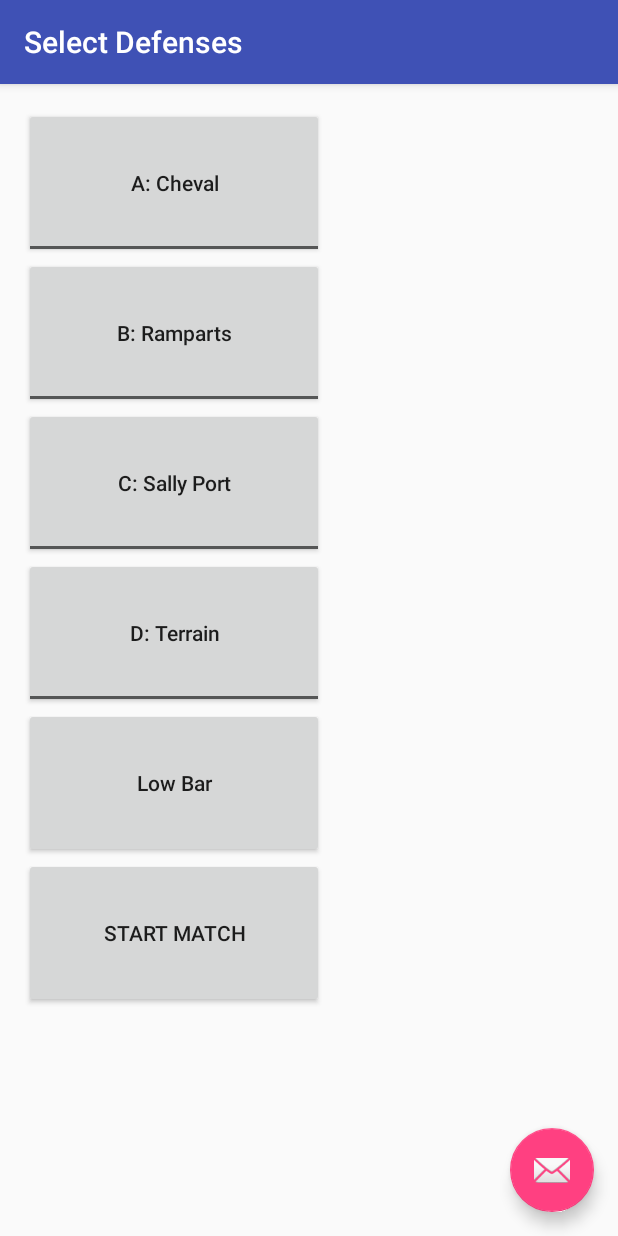
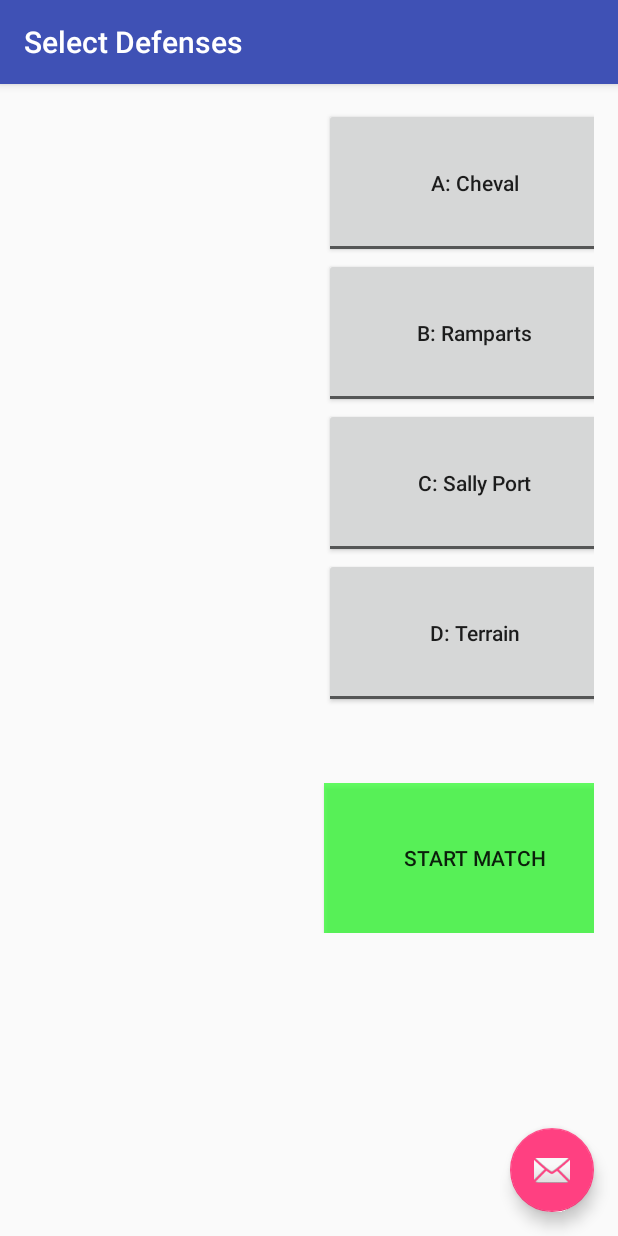
Before and after one commit to RoboRebelsScouting/Android_App, an Android app: the screen it shows after launch (DefenseSelection), after a tap on "BEGIN", on a phone screen of 412 x 824 dp. Run offline under Robolectric (Android 15) with nearby library versions, the light colour scheme and no system bars.

Commit message:
Wednesday Progress Working toward rev 4

```diff
--- a/app/src/main/java/com/example/saelmhurst/myapplication/DefenseSelection.java
+++ b/app/src/main/java/com/example/saelmhurst/myapplication/DefenseSelection.java
@@ -1,6 +1,7 @@
 package com.example.saelmhurst.myapplication;
 
 import android.content.Intent;
+import android.graphics.LightingColorFilter;
 import android.os.Bundle;
 import android.support.design.widget.FloatingActionButton;
 import android.support.design.widget.Snackbar;
@@ -8,8 +9,6 @@ import android.support.v7.app.AppCompatActivity;
 import android.support.v7.widget.Toolbar;
 import android.view.View;
 import android.widget.ToggleButton;
-
-import java.util.Hashtable;
 
 public class DefenseSelection extends AppCompatActivity {
 
@@ -20,6 +19,8 @@ public class DefenseSelection extends AppCompatActivity {
 
         Toolbar toolbar = (Toolbar) findViewById(R.id.toolbar);
         setSupportActionBar(toolbar);
+
+
         FloatingActionButton fab = (FloatingActionButton) findViewById(R.id.fab);
         fab.setOnClickListener(new View.OnClickListener() {
             @Override
@@ -30,6 +31,7 @@ public class DefenseSelection extends AppCompatActivity {
             }
         });
     }
+
     public void goAuto(View view) {
 
 
--- a/app/src/main/java/com/example/saelmhurst/myapplication/FirstScouting.java
+++ b/app/src/main/java/com/example/saelmhurst/myapplication/FirstScouting.java
@@ -15,7 +15,7 @@ public class FirstScouting extends Application {
         return singleton;
     }
     @Override
-    public void onCreate(){
+    public void onCreate() {
         super.onCreate();
         singleton = this;
     }
--- a/app/src/main/java/com/example/saelmhurst/myapplication/InfoStorage.java
+++ b/app/src/main/java/com/example/saelmhurst/myapplication/InfoStorage.java
@@ -7,9 +7,12 @@ import java.io.FileOutputStream;
 import java.io.FileWriter;
 import java.io.IOException;
 import java.io.OutputStreamWriter;
+import java.text.Format;
+import java.text.SimpleDateFormat;
 import java.util.ArrayList;
 import java.util.Calendar;
 import java.io.Serializable;
+import java.util.Date;
 import java.util.Hashtable;
 
 /*
@@ -19,7 +22,7 @@ import java.util.Hashtable;
         None,
         Cross,
         Reach,
-        Attempt,
+        Approach,
         Fail,
         Succeed,
         PickUp,
@@ -62,6 +65,7 @@ class InfoHeader {
     String botNumberInfo;
     String allianceColorInfo;
     String scoutNameInfo;
+    String allianceTotalScore;
     long startTime;
     InfoHeader() {
         Reset();
@@ -125,41 +129,6 @@ public class InfoStorage implements Serializable
     InfoStorage() {
 
         Reset();
-    /*
-        ht_BotActions.put(enumBotAction.NoEvent, "NOEVENT");
-        ht_BotActions.put(enumBotAction.Drive, "DRIVE");
-        ht_BotActions.put(enumBotAction.Climb, "CLIMB");
-        ht_BotActions.put(enumBotAction.ScoreLow, "SCRLOW");
-        ht_BotActions.put(enumBotAction.ScoreHigh, "SCRHIGH");
-        ht_BotActions.put(enumBotAction.Penalty, "PENALTY");
-        ht_BotActions.put(enumBotAction.TechFoul, "TECHFOUL");
-
-        ht_BotActions.put(enumBotAction.Portcullis, "PRTCULS");
-        ht_BotActions.put(enumBotAction.Cheval, "CHDEFRS");
-        ht_BotActions.put(enumBotAction.Moat, "MOAT");
-        ht_BotActions.put(enumBotAction.Drawbridge, "DRWBRG");
-        ht_BotActions.put(enumBotAction.SallyPort, "SALPRT");
-        ht_BotActions.put(enumBotAction.RockWall, "RCKWAL");
-        ht_BotActions.put(enumBotAction.Terrain, "TERRN");
-        ht_BotActions.put(enumBotAction.LowBar, "LOWBAR");
-        ht_BotActions.put(enumBotAction.Ramparts, "RAMPAR");
-
-        ht_BotActions.put(enumBotAction.AutoPortcullis, "APRTCUL");
-        ht_BotActions.put(enumBotAction.AutoCheval, "ACHVDFR");
-        ht_BotActions.put(enumBotAction.AutoMoat, "AUTMOT");
-        ht_BotActions.put(enumBotAction.AutoDrawbridge, "AUTDRB");
-        ht_BotActions.put(enumBotAction.AutoSallyPort, "AUTSPRT");
-        ht_BotActions.put(enumBotAction.AutoRockWall, "AUTRWAL");
-        ht_BotActions.put(enumBotAction.AutoTerrain, "AUTTERN");
-        ht_BotActions.put(enumBotAction.AutoLowBar, "AUTLWBR");
-        ht_BotActions.put(enumBotAction.AutoRamparts, "AUTRAM");
-
-        ht_BotActions.put(enumBotAction.AutoReachDef, "AUTRDEF");
-        ht_BotActions.put(enumBotAction.AutoScoreHigh, "AUTSCRH");
-        ht_BotActions.put(enumBotAction.AutoScoreLow, "AUTSCRL");
-
-        ht_BotActions.put(enumBotAction.Challenge, "CHALNGE");
-    */
 
     }
 
@@ -197,7 +166,12 @@ public class InfoStorage implements Serializable
         return file;
     }
     void csvCreate() {
-        String fileName= infoHeader.eventNameInfo + "-" + infoHeader.matchNumberInfo + "-" + infoHeader.allianceColorInfo + "-" + infoHeader.botNumberInfo + ".csv";
+        String fileName= infoHeader.eventNameInfo + "-" +
+                infoHeader.matchNumberInfo + "-" +
+                infoHeader.allianceColorInfo + "-" +
+                infoHeader.botNumberInfo + "-" +
+                ".csv";
+
         File directory = getAlbumStorageDir("/FRC2016");
         File file = new File(directory,fileName);
         try {
@@ -206,10 +180,13 @@ public class InfoStorage implements Serializable
                     infoHeader.matchNumberInfo + "," +
                     infoHeader.allianceColorInfo + "," +
                     infoHeader.botNumberInfo + "," +
-                    infoHeader.scoutNameInfo;
+                    infoHeader.scoutNameInfo + "," +
+                    infoHeader.allianceTotalScore;
             writer.write(lineOne + "\n");
             for (int c = 0; c < robotEventArray.size(); c++) {
-                String output;
+                String output = "";
+                Format format = new SimpleDateFormat("yyyy-MM-dd-HH:mm;ss");
+
                 if ((robotEventArray.get(c).eBotAction.equals(enumBotAction.Drawbridge))
                         || (robotEventArray.get(c).equals(enumBotAction.Cheval))
                         || (robotEventArray.get(c).equals(enumBotAction.Ramparts))
@@ -219,15 +196,32 @@ public class InfoStorage implements Serializable
                         || (robotEventArray.get(c).equals(enumBotAction.Moat))
                         || (robotEventArray.get(c).equals(enumBotAction.SallyPort))
                         || (robotEventArray.get(c).equals(equals(enumBotAction.Portcullis)))){
-                    output = robotEventArray.get(c).robotActionTime + "," +
+
+                    Date date = new Date(robotEventArray.get(c).robotActionTime);
+
+                    output = format.format(date) + "," +
                             "Defense," +
                             robotEventArray.get(c).eBotAction.toString() + "," +
                             robotEventArray.get(c).eBotActionData;
-                } else {
-                    output =  robotEventArray.get(c).robotActionTime + "," +
+
+                } else if (robotEventArray.get(c).equals(enumBotAction.Penalty)) {
+
+                    Date date = new Date(Calendar.getInstance().getTimeInMillis());
+
+                    output =  format.format(date) + "," +
+                            robotEventArray.get(c).robotActionTime + "," +
                             robotEventArray.get(c).eBotAction.toString() + "," +
                             robotEventArray.get(c).eBotActionData;
+
+                } else {
+                    Date date = new Date(robotEventArray.get(c).robotActionTime);
+
+                    output = format.format(date) + "," +
+                            robotEventArray.get(c).eBotAction.toString() + "," +
+                            robotEventArray.get(c).eBotActionData;
+
                 }
+
                 writer.write(output + "\n");
             }
             writer.close();
--- a/app/src/main/java/com/example/saelmhurst/myapplication/MainActivity.java
+++ b/app/src/main/java/com/example/saelmhurst/myapplication/MainActivity.java
@@ -1,5 +1,6 @@
 package com.example.saelmhurst.myapplication;
 
+import android.graphics.LightingColorFilter;
 import android.os.Bundle;
 import android.os.Parcelable;
 import android.support.design.widget.FloatingActionButton;
@@ -29,6 +30,9 @@ public class MainActivity extends AppCompatActivity {
         Toolbar toolbar = (Toolbar) findViewById(R.id.toolbar);
         setSupportActionBar(toolbar);
 
+        ToggleButton toggleButton = (ToggleButton) findViewById(R.id.allianceToggle);
+        toggleButton.getBackground().setColorFilter(new LightingColorFilter(0xFF0000FF, 0xFF0000FF));
+
         FloatingActionButton fab = (FloatingActionButton) findViewById(R.id.fab);
         fab.setOnClickListener(new View.OnClickListener() {
             @Override
@@ -37,6 +41,14 @@ public class MainActivity extends AppCompatActivity {
                         .setAction("", null).show();
             }
         });
+        EditText eventTextEdit = (EditText) findViewById(R.id.eventText);
+        EditText scoutTextEdit = (EditText) findViewById(R.id.scoutText);
+        if (!FirstScouting.gameInfoStorage.infoHeader.eventNameInfo.equals("")) {
+            eventTextEdit.setHint(FirstScouting.gameInfoStorage.infoHeader.eventNameInfo);
+        }
+        if (!FirstScouting.gameInfoStorage.infoHeader.scoutNameInfo.equals("")) {
+            scoutTextEdit.setHint(FirstScouting.gameInfoStorage.infoHeader.scoutNameInfo);
+        }
     }
     @Override
     public boolean onCreateOptionsMenu(Menu menu) {
@@ -60,21 +72,38 @@ public class MainActivity extends AppCompatActivity {
         return super.onOptionsItemSelected(item);
     }
 
+    public void onAllianceToggle(View view) {
+        ToggleButton toggleButton = (ToggleButton) findViewById(R.id.allianceToggle);
+        if (toggleButton.isChecked()) {
+            //RED
+            toggleButton.getBackground().setColorFilter(new LightingColorFilter(0xFFFF0000,0xFFFF0000));
+        } else {
+            //BLUE
+            toggleButton.getBackground().setColorFilter(new LightingColorFilter(0xFF0000FF, 0xFF0000FF));
+        }
+    }
+
     public void saveInfoGoNext(View view) {
         //FirstScouting.gameInfoStorage.Reset();
 
         long startTime = Calendar.getInstance().getTimeInMillis();
         EditText eventTextEdit = (EditText) findViewById(R.id.eventText);
-        String eventTextString = eventTextEdit.getText().toString();
+        String eventTextString = eventTextEdit.getText().toString().trim();
+        if (eventTextEdit.getText().toString().equals(null)) {
+            eventTextString = FirstScouting.gameInfoStorage.infoHeader.eventNameInfo;
+        }
         EditText matchTextEdit = (EditText) findViewById(R.id.matchText);
-        String matchTextString = matchTextEdit.getText().toString();
+        String matchTextString = matchTextEdit.getText().toString().trim();
         EditText botTextEdit = (EditText) findViewById(R.id.botText);
-        String botTextString = botTextEdit.getText().toString();
+        String botTextString = botTextEdit.getText().toString().trim();
         EditText scoutTextEdit = (EditText) findViewById(R.id.scoutText);
-        String scoutTextString = scoutTextEdit.getText().toString();
+        String scoutTextString = scoutTextEdit.getText().toString().trim();
+        if (scoutTextEdit.getText().toString().equals(null)) {
+            scoutTextString = FirstScouting.gameInfoStorage.infoHeader.scoutNameInfo;
+        }
         ToggleButton allianceToggle = (ToggleButton) findViewById(R.id.allianceToggle);
         String allianceTextString;
-        if (allianceToggle.isChecked() == true) {
+        if (allianceToggle.isChecked()) {
             allianceTextString = "red";
         } else {
             allianceTextString = "blue";
--- a/app/src/main/res/layout/content_defense_selection.xml
+++ b/app/src/main/res/layout/content_defense_selection.xml
@@ -14,6 +14,11 @@
         android:layout_width="match_parent"
         android:layout_height="match_parent">
 
+        <TextView
+            android:layout_width="200dp"
+            android:id="@+id/invi"
+            android:layout_column="0" />
+
         <ToggleButton
             android:textAllCaps="false"
             android:layout_width="200dp"
@@ -21,7 +26,7 @@
             android:textOn="A: Portcullis"
             android:textOff="A: Cheval"
             android:id="@+id/toggleA"
-            android:layout_column="0"
+            android:layout_column="1"
             android:tag="Cheval:Portcullis"/>
     </TableRow>
 
@@ -36,7 +41,7 @@
             android:textOn="B: Moat"
             android:textOff="B: Ramparts"
             android:id="@+id/toggleB"
-            android:layout_column="0"
+            android:layout_column="1"
             android:tag="Ramparts:Moat"/>
     </TableRow>
 
@@ -51,7 +56,7 @@
             android:textOn="C: Drawbridge"
             android:textOff="C: Sally Port"
             android:id="@+id/toggleC"
-            android:layout_column="0"
+            android:layout_column="1"
             android:longClickable="false"
             android:tag="SallyPort:Drawbridge"/>
     </TableRow>
@@ -67,7 +72,7 @@
             android:textOn="D: Rock Wall"
             android:textOff="D: Terrain"
             android:id="@+id/toggleD"
-            android:layout_column="0"
+            android:layout_column="1"
             android:checked="false"
             android:tag="RoughTerrain:RockWall"/>
     </TableRow>
@@ -76,13 +81,11 @@
         android:layout_width="match_parent"
         android:layout_height="match_parent">
 
-        <Button
-            android:textAllCaps="false"
-            android:layout_width="100dp"
-            android:layout_height="100dp"
-            android:text="Low Bar"
-            android:id="@+id/lowBar"
-            android:layout_column="0" />
+        <TextView
+            android:layout_width="50dp"
+            android:layout_height="50dp"
+            android:id="@+id/invis"
+            android:layout_column="1" />
     </TableRow>
 
     <TableRow
@@ -90,11 +93,12 @@
         android:layout_height="match_parent">
 
         <Button
+            android:background="@color/green"
             android:layout_width="100dp"
             android:layout_height="100dp"
             android:text="START MATCH"
-            android:id="@+id/button18"
-            android:layout_column="0"
+            android:id="@+id/startMatch"
+            android:layout_column="1"
             android:onClick="goAuto"/>
     </TableRow>
 
--- a/app/src/main/res/layout/content_main.xml
+++ b/app/src/main/res/layout/content_main.xml
@@ -62,6 +62,7 @@
             android:layout_column="0" />
 
         <EditText
+            android:inputType="number"
             android:layout_width="200dp"
             android:layout_height="100dp"
             android:id="@+id/botText"
@@ -110,7 +111,8 @@
             android:id="@+id/allianceToggle"
             android:textOff="Blue"
             android:textOn="Red"
-            android:layout_column="1" />
+            android:layout_column="1"
+            android:onClick="onAllianceToggle"/>
     </TableRow>
 
     <TableRow
```
Also changed, not shown: app/src/main/java/com/example/saelmhurst/myapplication/AutoPageActivity.java (+40 -11 lines), app/src/main/java/com/example/saelmhurst/myapplication/CaptureActivity.java (+8 -0 lines), app/src/main/res/layout/activity_capture.xml (+25 -1 lines), app/src/main/res/layout/content_auto_page.xml (+99 -69 lines), app/src/main/res/values/colors.xml (+6 -3 lines), app/src/main/res/drawable/boulder_pick_up.png (deleted), app/src/main/res/drawable/boulder_put_down.png (deleted), app/src/main/res/drawable/castle_high_goal.png (deleted), app/src/main/res/drawable/castle_low_goal.png (deleted), app/src/main/res/drawable/castle_low_missed.png (deleted), app/src/main/res/drawable/castle_missed.png (deleted).
